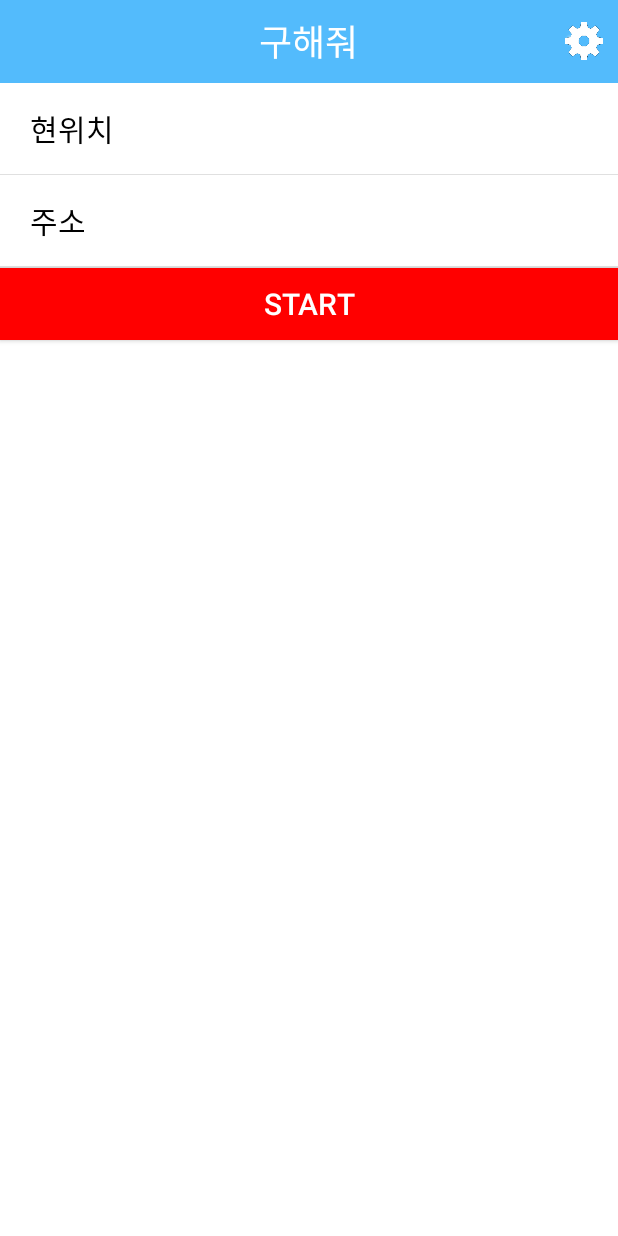
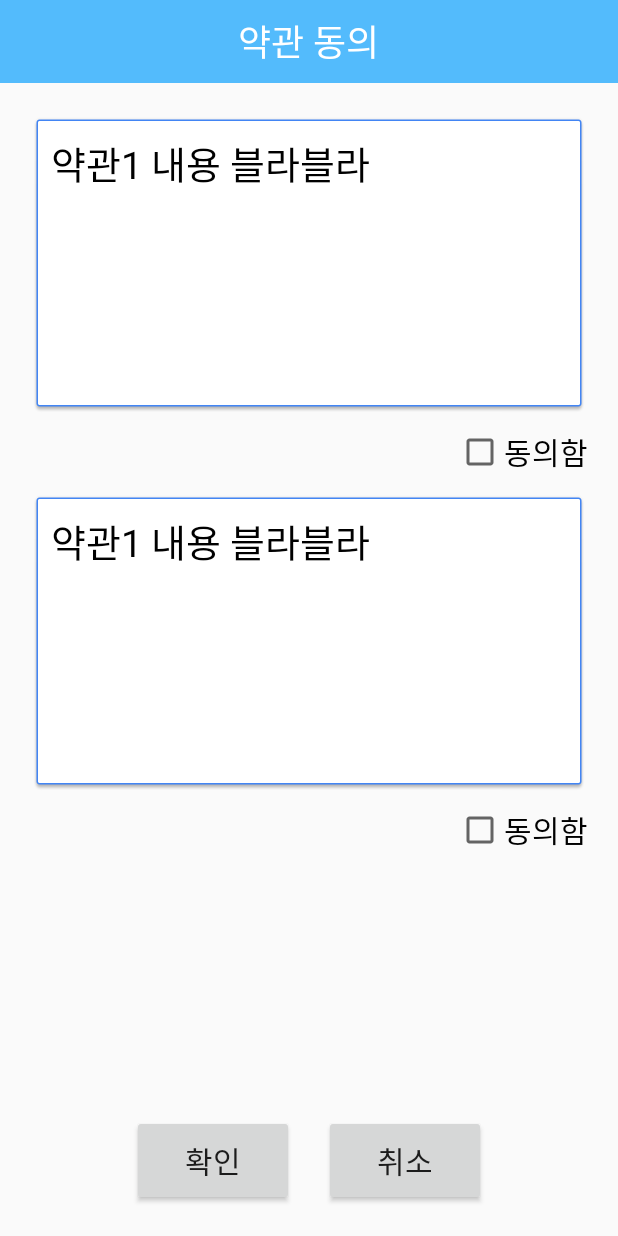
Before and after one commit to mtsealove/SaveMe, an Android app: the screen it shows after launch (MainActivity before the commit, TermsActivity after it), on a phone screen of 412 x 824 dp. Run offline under Robolectric (Android 15) with nearby library versions, the light colour scheme and no system bars; our stand-ins replace Firebase (no records; nobody signed in at launch, a user with empty details on screens opened directly); libraries missing offline, so code that uses them is left out: com.gun0912.tedpermission.

Commit message:
회원가입 및 탈퇴 추가, Firebase 연동

```diff
--- a/app/build.gradle
+++ b/app/build.gradle
@@ -1,4 +1,5 @@
 apply plugin: 'com.android.application'
+apply plugin: 'com.google.gms.google-services'
 
 android {
     compileSdkVersion 28
@@ -22,6 +23,8 @@ dependencies {
     implementation fileTree(dir: 'libs', include: ['*.jar'])
     implementation 'com.android.support:appcompat-v7:28.0.0'
     implementation 'com.android.support.constraint:constraint-layout:1.1.3'
+    implementation 'com.google.firebase:firebase-database:16.0.1'
+    implementation 'com.google.firebase:firebase-core:16.0.1'
     testImplementation 'junit:junit:4.12'
     androidTestImplementation 'com.android.support.test:runner:1.0.2'
     androidTestImplementation 'com.android.support.test.espresso:espresso-core:3.0.2'
--- /dev/null
+++ b/app/src/main/java/kr/ac/gachon/www/SaveMe/LoadActivity.java
@@ -0,0 +1,126 @@
+package kr.ac.gachon.www.SaveMe;
+
+import android.Manifest;
+import android.annotation.SuppressLint;
+import android.content.Context;
+import android.content.Intent;
+import android.content.pm.PackageManager;
+import android.os.Handler;
+import android.support.annotation.NonNull;
+import android.support.v4.app.ActivityCompat;
+import android.support.v7.app.AppCompatActivity;
+import android.os.Bundle;
+import android.telephony.TelephonyManager;
+import android.widget.Toast;
+
+import com.google.firebase.FirebaseApp;
+import com.google.firebase.database.DataSnapshot;
+import com.google.firebase.database.DatabaseError;
+import com.google.firebase.database.DatabaseReference;
+import com.google.firebase.database.FirebaseDatabase;
+import com.google.firebase.database.ValueEventListener;
+import com.gun0912.tedpermission.PermissionListener;
+import com.gun0912.tedpermission.TedPermission;
+
+import java.util.ArrayList;
+
+import kr.ac.gachon.www.SaveMe.SignUp.TermsActivity;
+
+public class LoadActivity extends AppCompatActivity {
+
+    @Override
+    protected void onCreate(Bundle savedInstanceState) {
+        super.onCreate(savedInstanceState);
+        setContentView(R.layout.activity_load);
+        FirebaseApp.initializeApp(this);
+        //권한들이 활성화 되어 있지 않을 경우
+        if (ActivityCompat.checkSelfPermission(this, Manifest.permission.ACCESS_FINE_LOCATION) != PackageManager.PERMISSION_GRANTED) {
+            getPermission();
+        }
+        else if (ActivityCompat.checkSelfPermission(this, Manifest.permission.SEND_SMS) != PackageManager.PERMISSION_GRANTED) {
+            getPermission();
+        }
+        else if (ActivityCompat.checkSelfPermission(this, Manifest.permission.READ_PHONE_STATE) != PackageManager.PERMISSION_GRANTED && ActivityCompat.checkSelfPermission(this, Manifest.permission.READ_PHONE_STATE) != PackageManager.PERMISSION_GRANTED) {
+            getPermission();
+        } else ReadPhoneNumber();
+        //권한을 얻는 다이얼로그 출력
+
+
+    }
+
+    private void getPermission() {  //퍼미션 얻기
+        //TedPeramission은 권한을 쉽게 얻기 위한 라이브러리
+        TedPermission.with(this)
+                .setPermissionListener(permissionListener)
+                .setRationaleMessage("위치 정보를 이용하려면 권한을 수락해야 됩니다")      //안내 메세지
+                .setDeniedMessage("[설정]>[권한]에서 권한을 허용할 수 있습니다") //거부 메세지
+                .setPermissions(Manifest.permission.ACCESS_FINE_LOCATION, Manifest.permission.SEND_SMS, Manifest.permission.READ_PHONE_STATE)   //허가받을 권한들
+                .check();
+    }
+
+    PermissionListener permissionListener=new PermissionListener() {
+        @Override
+        public void onPermissionGranted() { //권한이 허용되면
+            Toast.makeText(LoadActivity.this, "권한이 허용되었습니다", Toast.LENGTH_SHORT).show();
+            ReadPhoneNumber();
+        }
+
+        @Override
+        public void onPermissionDenied(ArrayList<String> deniedPermissions) {   //권한이 허용되지 않으면
+            Toast.makeText(LoadActivity.this, "권한이 허용되지 않았습니다\n잠시 후 애플리케이션이 종료됩니다", Toast.LENGTH_LONG).show();
+            Handler handler=new Handler();
+            handler.postDelayed(new Runnable() {    //1초 뒤에 프로그램 종료
+                @Override
+                public void run() {
+                    System.exit(0);
+                }
+            }, 1000);
+        }
+    };
+
+    private void MoveMain(String number) {   //홈화면 이동 메서드
+                Intent intent=new Intent(LoadActivity.this, MainActivity.class);
+                intent.putExtra("PhoneNumber", number);
+                startActivity(intent);
+                finish();
+    }
+
+    @SuppressLint("MissingPermission")
+    private void ReadPhoneNumber() {
+        String Number = null;
+        TelephonyManager mgr = (TelephonyManager) getSystemService(Context.TELEPHONY_SERVICE);
+        try{
+            Number = mgr.getLine1Number();
+            Number = Number.replace("+82", "0");
+            System.out.println("전화번호: "+Number);
+        }catch(Exception e){}
+
+        final String myNumber=Number;
+
+        FirebaseDatabase database=FirebaseDatabase.getInstance();
+        DatabaseReference reference=database.getReference().child("Members");
+        reference.addListenerForSingleValueEvent(new ValueEventListener() {
+            @Override
+            public void onDataChange(@NonNull DataSnapshot dataSnapshot) {
+                if(dataSnapshot.child(myNumber).exists()) { //현재 계정이 존재하면
+                    MoveMain(myNumber);
+                } else {    //계정이 존재하지 않으면
+                    MoveSignUp(myNumber);
+                }
+            }
+
+            @Override
+            public void onCancelled(@NonNull DatabaseError databaseError) {
+
+            }
+        });
+    }
+
+    private void MoveSignUp(String number) {
+        Intent intent=new Intent(LoadActivity.this, TermsActivity.class);
+        startActivity(intent);
+        intent.putExtra("PhoneNumber", number);
+        finish();
+    }
+
+}
--- a/app/src/main/java/kr/ac/gachon/www/SaveMe/Setting/MessageSettingActivity.java
+++ b/app/src/main/java/kr/ac/gachon/www/SaveMe/Setting/MessageSettingActivity.java
@@ -131,6 +131,7 @@ public class MessageSettingActivity extends AppCompatActivity { //메시지 설
     }
 
     private void WritePhoneNumber() {   //전화번호 저장
+        //파일에 저장
         try {
             BufferedWriter bw=new BufferedWriter(new FileWriter(phoneFile, false)); //기존 파일내용은 없앤다
             for(int i=0; i<phoneList.size(); i++) { //전화번호의 개수만큼
--- /dev/null
+++ b/app/src/main/java/kr/ac/gachon/www/SaveMe/SignUp/TermsActivity.java
@@ -0,0 +1,56 @@
+package kr.ac.gachon.www.SaveMe.SignUp;
+
+import android.app.Activity;
+import android.content.Intent;
+import android.support.v7.app.AppCompatActivity;
+import android.os.Bundle;
+import android.view.View;
+import android.widget.Button;
+import android.widget.CheckBox;
+import android.widget.Toast;
+
+import kr.ac.gachon.www.SaveMe.R;
+
+public class TermsActivity extends AppCompatActivity {
+    CheckBox cb1, cb2;  //약관의 동의할 체크박스
+    Button confirmBtn, cancelBtn;
+    private String PhoneNumber;
+    public static Activity termsActivity;
+    @Override
+    protected void onCreate(Bundle savedInstanceState) {
+        super.onCreate(savedInstanceState);
+        setContentView(R.layout.activity_terms);
+
+        termsActivity=TermsActivity.this;
+        Intent get=getIntent();
+        PhoneNumber=get.getStringExtra("PhoneNumber");
+
+        cb1=findViewById(R.id.termCB1);
+        cb2=findViewById(R.id.termCB2);
+        confirmBtn=findViewById(R.id.confirmBtn);
+        cancelBtn=findViewById(R.id.cancelBtn);
+
+        confirmBtn.setOnClickListener(new View.OnClickListener() {
+            @Override
+            public void onClick(View view) {
+                MoveSignUp();
+            }
+        });
+        cancelBtn.setOnClickListener(new View.OnClickListener() {
+            @Override
+            public void onClick(View view) {
+                System.exit(0);
+            }
+        });
+    }
+
+    private void MoveSignUp() {
+        if(cb2.isChecked()&&cb1.isChecked()) {
+            Intent intent=new Intent(TermsActivity.this, SignUpActivity.class);
+            intent.putExtra("PhoneNumber", PhoneNumber);
+            startActivity(intent);
+        } else {
+            Toast.makeText(TermsActivity.this, "약관을 모두 동의해 주세요", Toast.LENGTH_LONG).show();
+        }
+    }
+}
--- /dev/null
+++ b/app/src/main/res/layout/activity_terms.xml
@@ -0,0 +1,111 @@
+<?xml version="1.0" encoding="utf-8"?>
+<RelativeLayout xmlns:android="http://schemas.android.com/apk/res/android"
+    xmlns:app="http://schemas.android.com/apk/res-auto"
+    xmlns:tools="http://schemas.android.com/tools"
+    android:layout_width="match_parent"
+    android:layout_height="match_parent"
+    tools:context=".SignUp.TermsActivity">
+
+    <RelativeLayout
+        android:id="@+id/titleLayout"
+        android:layout_width="match_parent"
+        android:layout_height="55dp"
+        android:background="@color/colorPrimary">
+
+        <TextView
+            android:layout_centerInParent="true"
+            android:layout_width="wrap_content"
+            android:layout_height="wrap_content"
+            android:textSize="24sp"
+            android:textColor="@color/white"
+            android:text="@string/accept_term" />
+    </RelativeLayout>
+
+    <ScrollView
+        android:id="@+id/term1SV"
+        android:layout_marginTop="20dp"
+        android:layout_marginHorizontal="20dp"
+        android:layout_below="@id/titleLayout"
+        android:layout_width="match_parent"
+        android:layout_height="200dp"
+        android:background="@drawable/common_google_signin_btn_icon_dark_normal_background">
+
+        <TextView
+            android:padding="5dp"
+            android:layout_width="wrap_content"
+            android:layout_height="wrap_content"
+            android:textSize="25sp"
+            android:textColor="@color/black"
+            android:text="@string/term1"/>
+    </ScrollView>
+
+    <CheckBox
+        android:layout_marginTop="10dp"
+        android:layout_alignParentRight="true"
+        android:layout_marginRight="20dp"
+        android:layout_below="@id/term1SV"
+        android:id="@+id/termCB1"
+        android:layout_width="wrap_content"
+        android:layout_height="wrap_content"
+        android:text="@string/accept"
+        android:textSize="20sp"
+        />
+
+    <ScrollView
+        android:id="@+id/term2SV"
+        android:layout_marginTop="10dp"
+        android:layout_marginHorizontal="20dp"
+        android:layout_below="@id/termCB1"
+        android:layout_width="match_parent"
+        android:layout_height="200dp"
+        android:background="@drawable/common_google_signin_btn_icon_dark_normal_background">
+
+        <TextView
+            android:padding="5dp"
+            android:layout_width="wrap_content"
+            android:layout_height="wrap_content"
+            android:textSize="25sp"
+            android:textColor="@color/black"
+            android:text="@string/term1"/>
+    </ScrollView>
+
+    <CheckBox
+        android:layout_marginTop="10dp"
+        android:layout_alignParentRight="true"
+        android:layout_marginRight="20dp"
+        android:layout_below="@id/term2SV"
+        android:id="@+id/termCB2"
+        android:layout_width="wrap_content"
+        android:layout_height="wrap_content"
+        android:text="@string/accept"
+        android:textSize="20sp"
+        />
+
+    <LinearLayout
+        android:layout_marginBottom="20dp"
+        android:layout_alignParentBottom="true"
+        android:layout_width="match_parent"
+        android:layout_height="wrap_content"
+        android:gravity="center"
+        android:orientation="horizontal">
+
+        <Button
+            android:id="@+id/confirmBtn"
+            android:layout_width="wrap_content"
+            android:layout_height="wrap_content"
+            android:paddingHorizontal="35dp"
+            android:paddingVertical="15dp"
+            android:text="@string/confirm"
+            android:textSize="20sp" />
+
+        <Button
+            android:id="@+id/cancelBtn"
+            android:layout_width="wrap_content"
+            android:layout_height="wrap_content"
+            android:layout_marginLeft="20dp"
+            android:paddingHorizontal="35dp"
+            android:paddingVertical="15dp"
+            android:text="@string/cancel"
+            android:textSize="20sp" />
+    </LinearLayout>
+</RelativeLayout>
--- a/app/src/main/res/values/strings.xml
+++ b/app/src/main/res/values/strings.xml
@@ -19,8 +19,20 @@
     <string name="input">입력</string>
     <string name="help">사용법</string>
     <string name="situation_finish">상황해제</string>
+    <string name="sign_up">회원 가입</string>
+    <string name="name">이름</string>
+    <string name="address">집 주소</string>
+    <string name="etc">기타 특이사항</string>
+    <string name="etc_hint">※질병, 신체특징, 과거병력 등\n구조에 도움될만한 점을 입력하세요</string>
+    <string name="confirm">확인</string>
+    <string name="cancel">취소</string>
+    <string name="term1">약관1 내용 블라블라</string>
+    <string name="term2">약관2 내용 블라블라</string>
+    <string name="accept_term">약관 동의</string>
+    <string name="accept">동의함</string>
+    <string name="ID">ID(휴대폰번호)</string>
 
-    <string-array name="TTS" >
+    <string-array name="TTS">
         <item>당뇨</item>
         <item>뇌진탕</item>
         <item>심장질환</item>
--- a/build.gradle
+++ b/build.gradle
@@ -8,6 +8,7 @@ buildscript {
     }
     dependencies {
         classpath 'com.android.tools.build:gradle:3.3.0'
+        classpath 'com.google.gms:google-services:4.0.1'
 
         // NOTE: Do not place your application dependencies here; they belong
         // in the individual module build.gradle files
```
Also changed, not shown: app/src/main/AndroidManifest.xml (+15 -10 lines), app/src/main/java/kr/ac/gachon/www/SaveMe/MainActivity.java (+5 -34 lines), app/src/main/java/kr/ac/gachon/www/SaveMe/Setting/SettingActivity.java (+63 -0 lines), app/src/main/java/kr/ac/gachon/www/SaveMe/SignUp/SignUpActivity.java (added, +114 -0 lines), app/src/main/res/drawable/input_background.xml (added, +7 -0 lines), app/src/main/res/layout/activity_load.xml (added, +33 -0 lines), app/src/main/res/layout/activity_sign_up.xml (added, +154 -0 lines), 1 other file.
